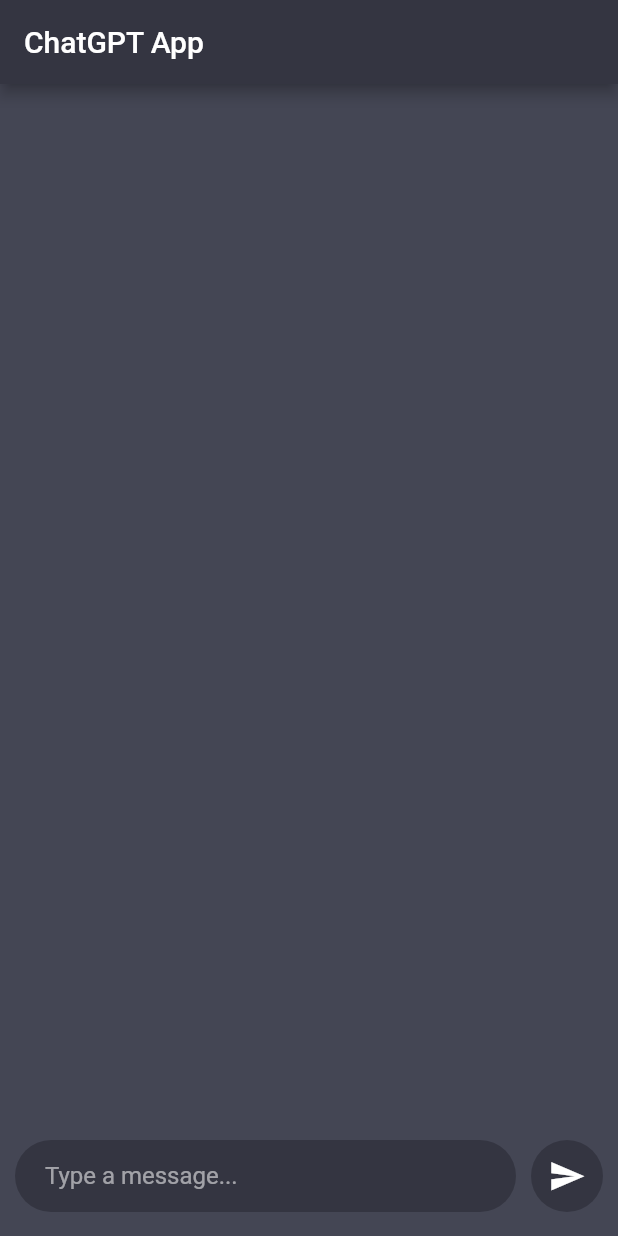
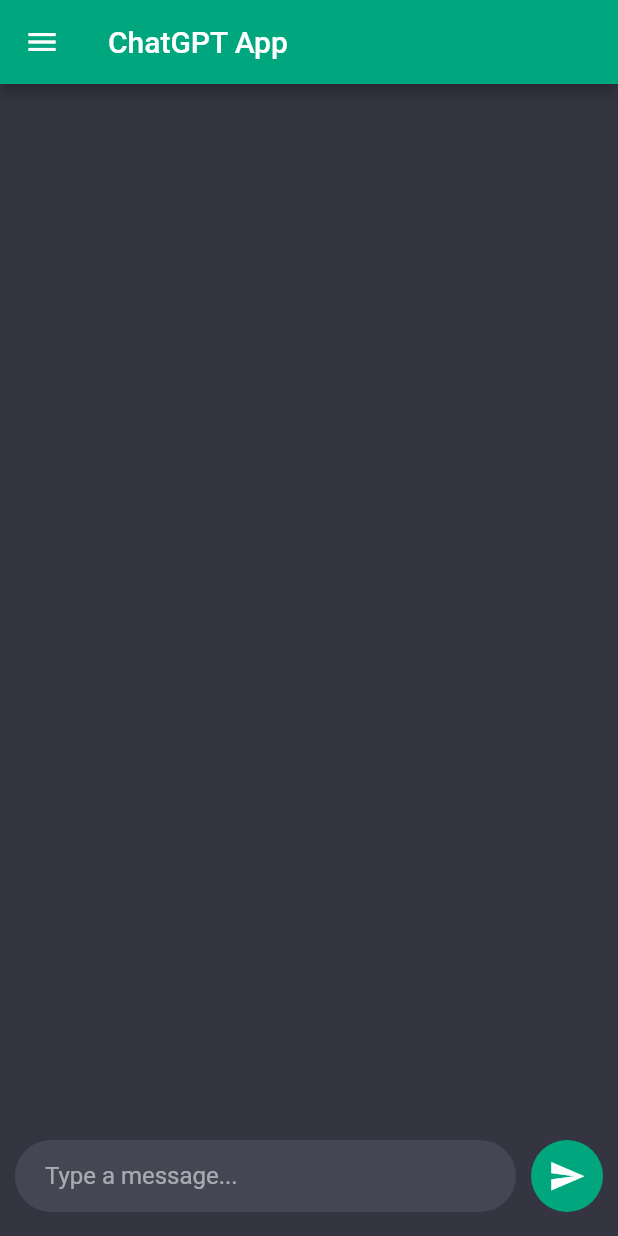
Before and after one commit to leminhduc106/ChatGPT_App---HCMUS, a Flutter app: the screen it shows after launch, on a phone screen of 412 x 824 dp. Run offline on Flutter 3.47's test engine with Material 2 defaults, Android fonts, the phone set to English and light mode, and no system bars; our stand-ins replace avatar_glow, bloc, equatable, flutter_bloc, speech_to_text.

Commit message:
Feat: add basic feature

```diff
--- /dev/null
+++ b/chatgpt_app/lib/cubit/chat_cubit.dart
@@ -0,0 +1,14 @@
+import 'package:bloc/bloc.dart';
+import 'package:equatable/equatable.dart';
+
+import '../../models/chatmessage.dart';
+
+part 'chat_state.dart';
+
+class ChatCubit extends Cubit<ChatState> {
+  ChatCubit() : super(ChatState());
+
+  void addMessage(ChatMessage message) {
+    emit(state.copyWith(messages: [...state.messages, message]));
+  }
+}
--- /dev/null
+++ b/chatgpt_app/lib/cubit/chat_state.dart
@@ -0,0 +1,20 @@
+part of 'chat_cubit.dart';
+
+class ChatState extends Equatable {
+  List<ChatMessage> messages;
+
+  ChatState({
+    this.messages = const [],
+  });
+
+  ChatState copyWith({
+    List<ChatMessage>? messages,
+  }) {
+    return ChatState(
+      messages: messages ?? this.messages,
+    );
+  }
+
+  @override
+  List<Object?> get props => [messages];
+}
--- a/chatgpt_app/lib/main.dart
+++ b/chatgpt_app/lib/main.dart
@@ -1,10 +1,14 @@
 import 'dart:convert';
 
 import 'package:chatgpt_app/models/chatmessage.dart';
+import 'package:chatgpt_app/screens/speech_screen.dart';
 import 'package:chatgpt_app/service/constant.dart';
 import 'package:chatgpt_app/widgets/chat_message.dart';
 import 'package:flutter/material.dart';
+import 'package:flutter_bloc/flutter_bloc.dart';
 import 'package:http/http.dart' as http;
+
+import 'cubit/chat_cubit.dart';
 
 void main() {
   runApp(const MyApp());
@@ -35,21 +39,19 @@ class _MyHomePageState extends State<MyHomePage> {
   late bool isLoading;
   final TextEditingController _textController = TextEditingController();
   final _scrollController = ScrollController();
-  final List<ChatMessage> _messages = [];
 
   @override
   void initState() {
-    // TODO: implement initState
     super.initState();
     isLoading = false;
   }
 
   Future<String> generateResponse(String prompt) async {
-    final apiKey = apiSecretKey;
-    var url = Uri.https("api.openai.com", "v1/completions");
+    const apiKey = apiSecretKey;
+    var url = Uri.https("api.openai.com", "/v1/completions");
     final response = await http.post(url,
         headers: {
-          'Content-Type': 'application.json',
+          'Content-Type': 'application/json',
           'Authorization': 'Bearer $apiKey'
         },
         body: jsonEncode({
@@ -63,6 +65,8 @@ class _MyHomePageState extends State<MyHomePage> {
         }));
     //Decode the response
     Map<String, dynamic> data = jsonDecode(response.body);
+    print("Response: ${response.body}");
+    print(apiKey);
     return data['choices'][0]['text'];
   }
 
@@ -70,12 +74,52 @@ class _MyHomePageState extends State<MyHomePage> {
   Widget build(BuildContext context) {
     return SafeArea(
       child: Scaffold(
+        drawer: Drawer(
+          child: ListView(
+            children: [
+              Container(
+                padding: const EdgeInsets.all(16),
+                decoration: const BoxDecoration(
+                  color: bgColor,
+                ),
+                child: const Center(
+                    child: Text(
+                  'Menu',
+                  style: TextStyle(
+                    fontSize: 18,
+                    color: Colors.white,
+                    fontWeight: FontWeight.w500,
+                  ),
+                )),
+              ),
+              ListTile(
+                leading: const Icon(Icons.chat),
+                title: const Text('Chat Screen'),
+                onTap: () {
+                  Navigator.popUntil(context, ModalRoute.withName('/'));
+                },
+              ),
+              ListTile(
+                leading: const Icon(Icons.mic),
+                title: const Text('Voice Screen'),
+                onTap: () {
+                  Navigator.push(
+                      context,
+                      MaterialPageRoute(
+                          builder: (context) => const SpeechScreen()));
+                },
+              ),
+            ],
+          ),
+        ),
         appBar: AppBar(
           title: const Text("ChatGPT App"),
-          backgroundColor: const Color(0xff343541),
+          backgroundColor: bgColor,
         ),
-        backgroundColor: const Color(0xff444654),
-        body: Center(
+        backgroundColor: chatBgColor,
+        body: BlocProvider(
+          create: (context) => ChatCubit(),
+          child: Center(
             child: Column(children: [
               Expanded(
                 child: _buildListMessage(),
@@ -100,6 +144,7 @@ class _MyHomePageState extends State<MyHomePage> {
             ]),
           ),
         ),
+      ),
     );
   }
 
@@ -108,7 +153,7 @@ class _MyHomePageState extends State<MyHomePage> {
       child: Container(
         margin: const EdgeInsets.only(left: 10, right: 10),
         decoration: BoxDecoration(
-          color: const Color(0xff343541),
+          color: const Color(0xff444654),
           borderRadius: BorderRadius.circular(30),
         ),
         child: TextField(
@@ -127,35 +172,73 @@ class _MyHomePageState extends State<MyHomePage> {
   }
 
   Widget _buildSendButton() {
+    return BlocBuilder<ChatCubit, ChatState>(
+      builder: (context, state) {
         return Visibility(
           visible: !isLoading,
           child: Container(
             margin: const EdgeInsets.only(right: 10),
             decoration: BoxDecoration(
-          color: const Color(0xff343541),
+              color: bgColor,
               borderRadius: BorderRadius.circular(30),
             ),
             child: IconButton(
               icon: const Icon(Icons.send),
               iconSize: 25,
               color: Colors.white,
-          onPressed: () {},
+              onPressed: () {
+                //display user input
+                // setState(() {
+                context.read<ChatCubit>().addMessage(ChatMessage(
+                    text: _textController.text,
+                    chatMessageType: ChatMessageType.user));
+                // isLoading = true;
+                // });
+                var input = _textController.text;
+                _textController.clear();
+                Future.delayed(const Duration(milliseconds: 50))
+                    .then((value) => _scrollDown());
+
+                // call chatbot api
+                // generateResponse(input).then((value) {
+                //   setState(() {
+                //     isLoading = false;
+                //     //display chatbot response
+                //     _messages.add(ChatMessage(
+                //         text: value, chatMessageType: ChatMessageType.bot));
+                //   });
+                //   _textController.clear();
+                //   Future.delayed(const Duration(milliseconds: 50))
+                //       .then((value) => _scrollDown());
+                // });
+              },
             ),
           ),
         );
+      },
+    );
+  }
+
+  void _scrollDown() {
+    _scrollController.animateTo(_scrollController.position.maxScrollExtent,
+        duration: const Duration(milliseconds: 300), curve: Curves.easeOut);
   }
 
   Widget _buildListMessage() {
+    return BlocBuilder<ChatCubit, ChatState>(
+      builder: (context, state) {
         return ListView.builder(
-      itemCount: _messages.length,
+          itemCount: state.messages.length,
           controller: _scrollController,
           itemBuilder: (context, index) {
-        var message = _messages[index];
+            var message = state.messages[index];
             return ChatMessageWidget(
               text: message.text,
               chatMessageType: message.chatMessageType,
             );
           },
         );
+      },
+    );
   }
 }
--- a/chatgpt_app/lib/service/constant.dart
+++ b/chatgpt_app/lib/service/constant.dart
@@ -1 +1,7 @@
-const apiSecretKey = "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";
+import 'package:flutter/material.dart';
+
+const apiSecretKey = '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';
+
+const bgColor = Color(0xff00A67E);
+const textColor = Color(0xfffEFDFC);
+const chatBgColor = Color(0xff343541);
--- a/chatgpt_app/lib/widgets/chat_message.dart
+++ b/chatgpt_app/lib/widgets/chat_message.dart
@@ -13,8 +13,8 @@ class ChatMessageWidget extends StatelessWidget {
   @override
   Widget build(BuildContext context) {
     return Container(
-      margin: const EdgeInsets.symmetric(vertical: 10),
-      padding: const EdgeInsets.all(10),
+      margin: const EdgeInsets.symmetric(vertical: 4),
+      padding: const EdgeInsets.symmetric(horizontal: 18, vertical: 12),
       color: chatMessageType == ChatMessageType.bot
           ? const Color(0xff343541)
           : const Color(0xff444654),
--- a/chatgpt_app/pubspec.yaml
+++ b/chatgpt_app/pubspec.yaml
@@ -30,12 +30,16 @@ dependencies:
   flutter:
     sdk: flutter
   http: ^0.13.5
+  flutter_bloc: ^8.1.2
+  equatable: ^2.0.3
 
 
 
   # The following adds the Cupertino Icons font to your application.
   # Use with the CupertinoIcons class for iOS style icons.
   cupertino_icons: ^1.0.2
+  avatar_glow: ^2.0.2
+  speech_to_text: ^6.1.1
 
 dev_dependencies:
   flutter_test:
```
Also changed, not shown: chatgpt_app/lib/screens/speech_screen.dart (added, +188 -0 lines), chatgpt_app/pubspec.lock, 13 other files. Lines whose indentation alone changed are shown as unchanged.
